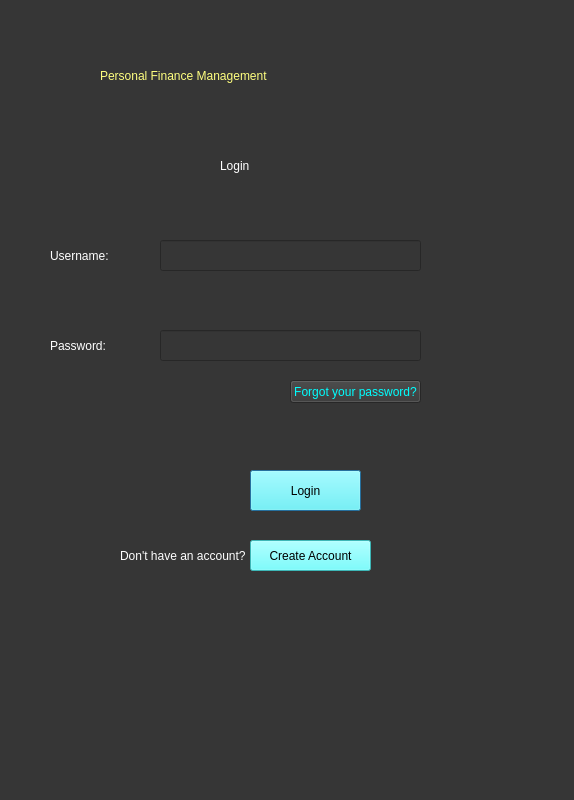
First picture: the form in login.ui, repository Personal-Finance-Management/Project, before the edit.
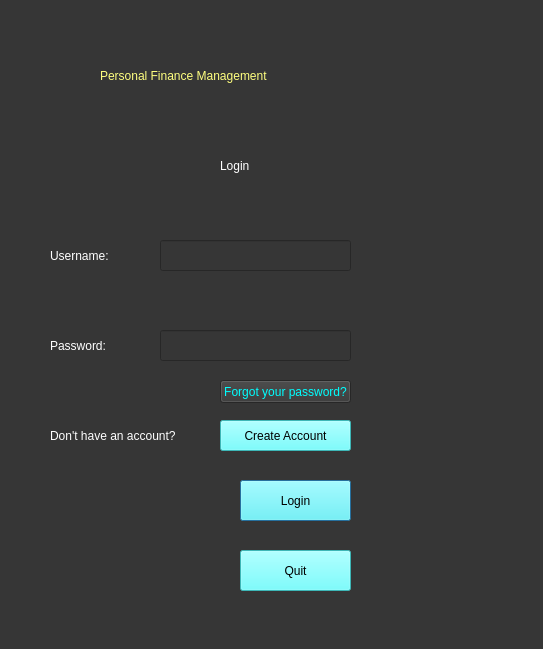
Second picture: the form after the edit.

Diff of the .ui file:
```diff
--- a/login.ui
+++ b/login.ui
@@ -6,8 +6,8 @@
    <rect>
     <x>0</x>
     <y>0</y>
-    <width>574</width>
-    <height>800</height>
+    <width>543</width>
+    <height>649</height>
    </rect>
   </property>
   <property name="windowTitle">
@@ -56,7 +56,7 @@
     <rect>
      <x>160</x>
      <y>240</y>
-     <width>261</width>
+     <width>191</width>
      <height>31</height>
     </rect>
    </property>
@@ -87,7 +87,7 @@
     <rect>
      <x>160</x>
      <y>330</y>
-     <width>261</width>
+     <width>191</width>
      <height>31</height>
     </rect>
    </property>
@@ -102,8 +102,8 @@
   <widget class="QPushButton" name="loginbutton">
    <property name="geometry">
     <rect>
-     <x>250</x>
-     <y>470</y>
+     <x>240</x>
+     <y>480</y>
      <width>111</width>
      <height>41</height>
     </rect>
@@ -119,8 +119,8 @@
   <widget class="QLabel" name="label_4">
    <property name="geometry">
     <rect>
-     <x>120</x>
-     <y>540</y>
+     <x>50</x>
+     <y>420</y>
      <width>131</width>
      <height>31</height>
     </rect>
@@ -135,9 +135,9 @@
   <widget class="QPushButton" name="createaccbutton">
    <property name="geometry">
     <rect>
-     <x>250</x>
-     <y>540</y>
-     <width>121</width>
+     <x>220</x>
+     <y>420</y>
+     <width>131</width>
      <height>31</height>
     </rect>
    </property>
@@ -171,7 +171,7 @@
   <widget class="QPushButton" name="forgotpassword">
    <property name="geometry">
     <rect>
-     <x>290</x>
+     <x>220</x>
      <y>380</y>
      <width>131</width>
      <height>23</height>
@@ -184,6 +184,24 @@
     <string>Forgot your password?</string>
    </property>
   </widget>
+  <widget class="QPushButton" name="quitbutton">
+   <property name="geometry">
+    <rect>
+     <x>240</x>
+     <y>550</y>
+     <width>111</width>
+     <height>41</height>
+    </rect>
+   </property>
+   <property name="styleSheet">
+    <string notr="true">font: 16pt &quot;MS Shell Dlg 2&quot;;
+background-color: rgb(85, 255, 255);
+color: rgb(0, 0, 0);</string>
+   </property>
+   <property name="text">
+    <string>Quit</string>
+   </property>
+  </widget>
  </widget>
  <resources/>
  <connections/>
```
